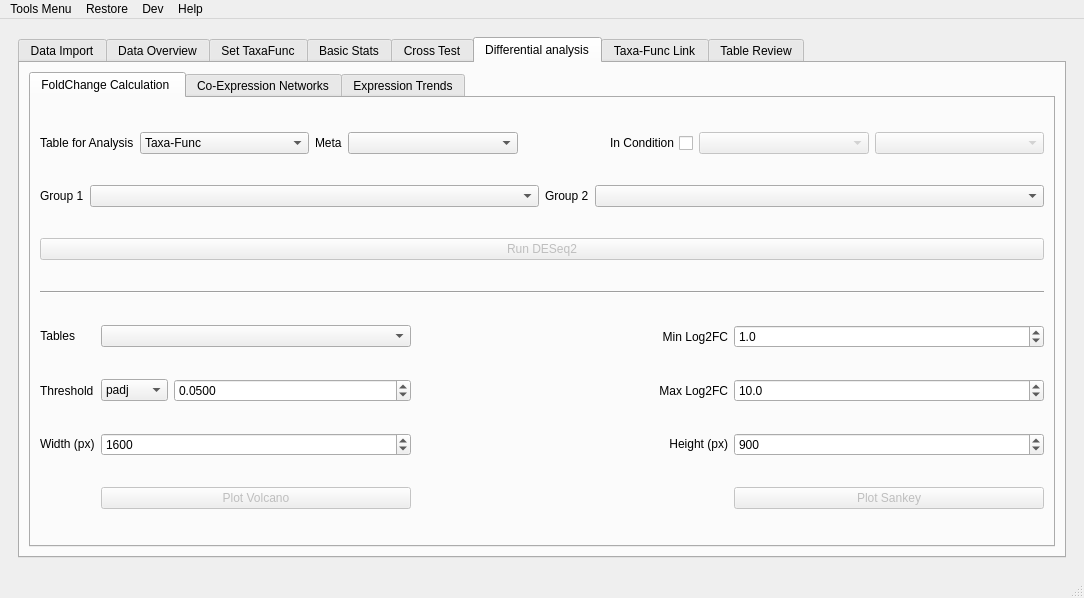
First picture: the form in utils/MetaX_GUI/MainWindow.ui, repository byemaxx/MetaX, before the edit.
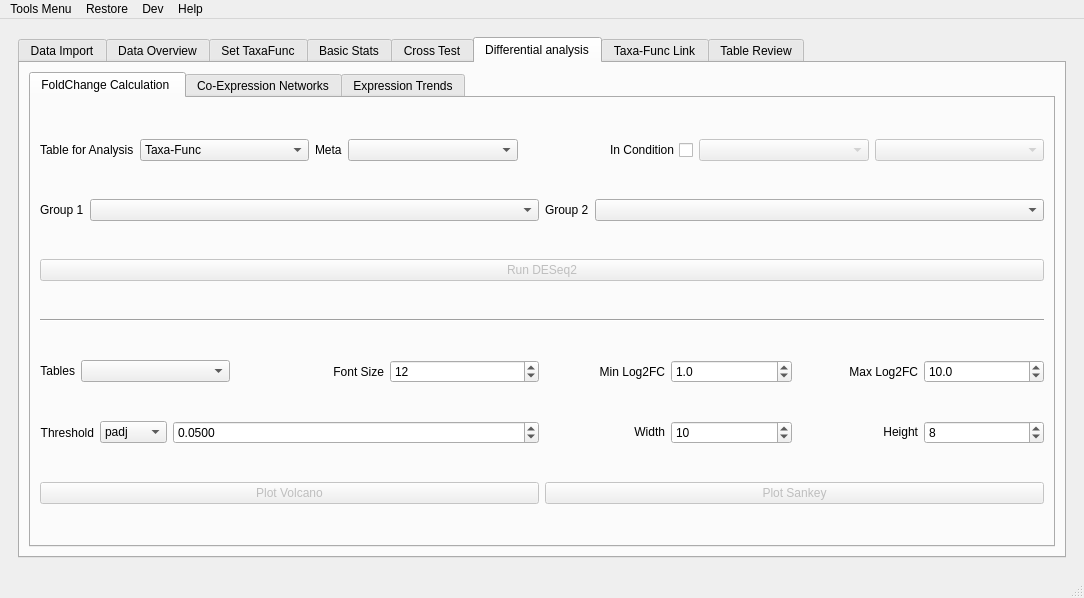
Second picture: the form after the edit. The open tabs and pages were chosen to show the change.

Commit message: - New: Add font size option for the plot of the deseq2 result. - Change: Integrated size of pyecharts plots and seaborn plots as screen resolution divided by 120 - New: Add the cookbook for MetaX

Diff of the .ui file:
```diff
--- a/utils/MetaX_GUI/MainWindow.ui
+++ b/utils/MetaX_GUI/MainWindow.ui
@@ -4112,6 +4112,8 @@
                </attribute>
                <layout class="QGridLayout" name="gridLayout_16">
                 <item row="11" column="0">
+                 <layout class="QHBoxLayout" name="horizontalLayout_63">
+                  <item>
                  <widget class="QLabel" name="label_64">
                   <property name="sizePolicy">
                    <sizepolicy hsizetype="Fixed" vsizetype="Fixed">
@@ -4127,7 +4129,94 @@
                   </property>
                  </widget>
                 </item>
-                <item row="15" column="1">
+                  <item>
+                   <widget class="QComboBox" name="comboBox_deseq2_tables"/>
+                  </item>
+                  <item>
+                   <widget class="QLabel" name="label_156">
+                    <property name="text">
+                     <string>Font Size</string>
+                    </property>
+                    <property name="alignment">
+                     <set>Qt::AlignRight|Qt::AlignTrailing|Qt::AlignVCenter</set>
+                    </property>
+                   </widget>
+                  </item>
+                  <item>
+                   <widget class="QSpinBox" name="spinBox_seqeq2_font_size">
+                    <property name="minimum">
+                     <number>1</number>
+                    </property>
+                    <property name="value">
+                     <number>12</number>
+                    </property>
+                   </widget>
+                  </item>
+                 </layout>
+                </item>
+                <item row="12" column="0">
+                 <layout class="QHBoxLayout" name="horizontalLayout_48">
+                  <item>
+                   <widget class="QLabel" name="label_14">
+                    <property name="sizePolicy">
+                     <sizepolicy hsizetype="Maximum" vsizetype="Preferred">
+                      <horstretch>0</horstretch>
+                      <verstretch>0</verstretch>
+                     </sizepolicy>
+                    </property>
+                    <property name="text">
+                     <string>Threshold</string>
+                    </property>
+                    <property name="alignment">
+                     <set>Qt::AlignRight|Qt::AlignTrailing|Qt::AlignVCenter</set>
+                    </property>
+                   </widget>
+                  </item>
+                  <item>
+                   <widget class="QComboBox" name="comboBox_deseq2_p_type">
+                    <property name="sizePolicy">
+                     <sizepolicy hsizetype="Maximum" vsizetype="Fixed">
+                      <horstretch>0</horstretch>
+                      <verstretch>0</verstretch>
+                     </sizepolicy>
+                    </property>
+                    <item>
+                     <property name="text">
+                      <string>padj</string>
+                     </property>
+                    </item>
+                    <item>
+                     <property name="text">
+                      <string>pvalue</string>
+                     </property>
+                    </item>
+                   </widget>
+                  </item>
+                  <item>
+                   <widget class="QDoubleSpinBox" name="doubleSpinBox_deseq2_pvalue">
+                    <property name="sizePolicy">
+                     <sizepolicy hsizetype="Preferred" vsizetype="Fixed">
+                      <horstretch>0</horstretch>
+                      <verstretch>0</verstretch>
+                     </sizepolicy>
+                    </property>
+                    <property name="decimals">
+                     <number>4</number>
+                    </property>
+                    <property name="maximum">
+                     <double>1.000000000000000</double>
+                    </property>
+                    <property name="singleStep">
+                     <double>0.010000000000000</double>
+                    </property>
+                    <property name="value">
+                     <double>0.050000000000000</double>
+                    </property>
+                   </widget>
+                  </item>
+                 </layout>
+                </item>
+                <item row="13" column="0">
                  <widget class="QPushButton" name="pushButton_deseq2_plot_vocano">
                   <property name="enabled">
                    <bool>false</bool>
@@ -4143,46 +4232,16 @@
                   </property>
                  </widget>
                 </item>
-                <item row="14" column="0">
-                 <widget class="QLabel" name="label_16">
-                  <property name="sizePolicy">
-                   <sizepolicy hsizetype="Fixed" vsizetype="Fixed">
-                    <horstretch>0</horstretch>
-                    <verstretch>0</verstretch>
-                   </sizepolicy>
-                  </property>
-                  <property name="text">
-                   <string>Width (px)</string>
-                  </property>
-                  <property name="alignment">
-                   <set>Qt::AlignLeading|Qt::AlignLeft|Qt::AlignVCenter</set>
-                  </property>
-                 </widget>
-                </item>
-                <item row="14" column="3">
-                 <widget class="QSpinBox" name="spinBox_fc_plot_height">
-                  <property name="sizePolicy">
-                   <sizepolicy hsizetype="Preferred" vsizetype="Fixed">
-                    <horstretch>0</horstretch>
-                    <verstretch>0</verstretch>
-                   </sizepolicy>
-                  </property>
-                  <property name="minimum">
-                   <number>100</number>
-                  </property>
-                  <property name="maximum">
-                   <number>100000</number>
-                  </property>
-                  <property name="singleStep">
-                   <number>50</number>
-                  </property>
-                  <property name="value">
-                   <number>900</number>
-                  </property>
-                 </widget>
-                </item>
-                <item row="11" column="2">
+                <item row="11" column="1">
+                 <layout class="QHBoxLayout" name="horizontalLayout_61">
+                  <item>
                  <widget class="QLabel" name="label_71">
+                    <property name="sizePolicy">
+                     <sizepolicy hsizetype="Preferred" vsizetype="Preferred">
+                      <horstretch>0</horstretch>
+                      <verstretch>0</verstretch>
+                     </sizepolicy>
+                    </property>
                   <property name="text">
                    <string>Min Log2FC</string>
                   </property>
@@ -4191,7 +4250,7 @@
                   </property>
                  </widget>
                 </item>
-                <item row="11" column="3">
+                  <item>
                  <widget class="QDoubleSpinBox" name="doubleSpinBox_deseq2_log2fc_min">
                   <property name="sizePolicy">
                    <sizepolicy hsizetype="Preferred" vsizetype="Fixed">
@@ -4207,23 +4266,23 @@
                   </property>
                  </widget>
                 </item>
-                <item row="15" column="3">
-                 <widget class="QPushButton" name="pushButton_deseq2_plot_sankey">
-                  <property name="enabled">
-                   <bool>false</bool>
-                  </property>
+                  <item>
+                   <widget class="QLabel" name="label_63">
                   <property name="sizePolicy">
-                   <sizepolicy hsizetype="Preferred" vsizetype="Minimum">
+                     <sizepolicy hsizetype="Preferred" vsizetype="Preferred">
                     <horstretch>0</horstretch>
                     <verstretch>0</verstretch>
                    </sizepolicy>
                   </property>
                   <property name="text">
-                   <string>Plot Sankey</string>
+                     <string>Max Log2FC</string>
+                    </property>
+                    <property name="alignment">
+                     <set>Qt::AlignRight|Qt::AlignTrailing|Qt::AlignVCenter</set>
                   </property>
                  </widget>
                 </item>
-                <item row="13" column="3">
+                  <item>
                  <widget class="QDoubleSpinBox" name="doubleSpinBox_deseq2_log2fc_max">
                   <property name="sizePolicy">
                    <sizepolicy hsizetype="Preferred" vsizetype="Fixed">
@@ -4239,30 +4298,46 @@
                   </property>
                  </widget>
                 </item>
-                <item row="7" column="0" colspan="4">
-                 <widget class="Line" name="line">
-                  <property name="orientation">
-                   <enum>Qt::Horizontal</enum>
+                 </layout>
+                </item>
+                <item row="12" column="1">
+                 <layout class="QHBoxLayout" name="horizontalLayout_62">
+                  <item>
+                   <widget class="QLabel" name="label_16">
+                    <property name="sizePolicy">
+                     <sizepolicy hsizetype="Preferred" vsizetype="Fixed">
+                      <horstretch>0</horstretch>
+                      <verstretch>0</verstretch>
+                     </sizepolicy>
+                    </property>
+                    <property name="layoutDirection">
+                     <enum>Qt::LeftToRight</enum>
+                    </property>
+                    <property name="text">
+                     <string>Width</string>
+                    </property>
+                    <property name="alignment">
+                     <set>Qt::AlignRight|Qt::AlignTrailing|Qt::AlignVCenter</set>
                   </property>
                  </widget>
                 </item>
-                <item row="14" column="1">
+                  <item>
                  <widget class="QSpinBox" name="spinBox_fc_plot_width">
                   <property name="minimum">
-                   <number>100</number>
+                     <number>1</number>
                   </property>
                   <property name="maximum">
-                   <number>100000</number>
+                     <number>99</number>
                   </property>
                   <property name="singleStep">
                    <number>50</number>
                   </property>
                   <property name="value">
-                   <number>1600</number>
+                     <number>10</number>
                   </property>
                  </widget>
                 </item>
-                <item row="14" column="2">
+                  <item>
                  <widget class="QLabel" name="label_17">
                   <property name="sizePolicy">
                    <sizepolicy hsizetype="Preferred" vsizetype="Fixed">
@@ -4271,30 +4346,54 @@
                    </sizepolicy>
                   </property>
                   <property name="text">
-                   <string>Height (px)</string>
+                     <string>Height</string>
                   </property>
                   <property name="alignment">
                    <set>Qt::AlignRight|Qt::AlignTrailing|Qt::AlignVCenter</set>
                   </property>
                  </widget>
                 </item>
-                <item row="13" column="2">
-                 <widget class="QLabel" name="label_63">
+                  <item>
+                   <widget class="QSpinBox" name="spinBox_fc_plot_height">
                   <property name="sizePolicy">
-                   <sizepolicy hsizetype="Preferred" vsizetype="Preferred">
+                     <sizepolicy hsizetype="Preferred" vsizetype="Fixed">
+                      <horstretch>0</horstretch>
+                      <verstretch>0</verstretch>
+                     </sizepolicy>
+                    </property>
+                    <property name="minimum">
+                     <number>1</number>
+                    </property>
+                    <property name="maximum">
+                     <number>99</number>
+                    </property>
+                    <property name="singleStep">
+                     <number>1</number>
+                    </property>
+                    <property name="value">
+                     <number>8</number>
+                    </property>
+                   </widget>
+                  </item>
+                 </layout>
+                </item>
+                <item row="13" column="1">
+                 <widget class="QPushButton" name="pushButton_deseq2_plot_sankey">
+                  <property name="enabled">
+                   <bool>false</bool>
+                  </property>
+                  <property name="sizePolicy">
+                   <sizepolicy hsizetype="Preferred" vsizetype="Minimum">
                     <horstretch>0</horstretch>
                     <verstretch>0</verstretch>
                    </sizepolicy>
                   </property>
                   <property name="text">
-                   <string>Max Log2FC</string>
-                  </property>
-                  <property name="alignment">
-                   <set>Qt::AlignRight|Qt::AlignTrailing|Qt::AlignVCenter</set>
+                   <string>Plot Sankey</string>
                   </property>
                  </widget>
                 </item>
-                <item row="1" column="0" colspan="4">
+                <item row="1" column="0" colspan="2">
                  <layout class="QHBoxLayout" name="horizontalLayout_22">
                   <item>
                    <widget class="QLabel" name="label_2">
@@ -4337,7 +4436,42 @@
                   </item>
                  </layout>
                 </item>
-                <item row="0" column="0" colspan="4">
+                <item row="4" column="0" colspan="2">
+                 <widget class="QPushButton" name="pushButton_deseq2">
+                  <property name="enabled">
+                   <bool>false</bool>
+                  </property>
+                  <property name="sizePolicy">
+                   <sizepolicy hsizetype="Preferred" vsizetype="Fixed">
+                    <horstretch>0</horstretch>
+                    <verstretch>0</verstretch>
+                   </sizepolicy>
+                  </property>
+                  <property name="minimumSize">
+                   <size>
+                    <width>33</width>
+                    <height>0</height>
+                   </size>
+                  </property>
+                  <property name="maximumSize">
+                   <size>
+                    <width>16777215</width>
+                    <height>16777215</height>
+                   </size>
+                  </property>
+                  <property name="text">
+                   <string>Run DESeq2</string>
+                  </property>
+                 </widget>
+                </item>
+                <item row="7" column="0" colspan="2">
+                 <widget class="Line" name="line">
+                  <property name="orientation">
+                   <enum>Qt::Horizontal</enum>
+                  </property>
+                 </widget>
+                </item>
+                <item row="0" column="0" colspan="2">
                  <layout class="QHBoxLayout" name="horizontalLayout_40">
                   <item>
                    <widget class="QLabel" name="label_4">
@@ -4407,6 +4541,12 @@
                   </item>
                   <item>
                    <widget class="QCheckBox" name="checkBox_deseq2_comparing_in_condition">
+                    <property name="sizePolicy">
+                     <sizepolicy hsizetype="Minimum" vsizetype="Fixed">
+                      <horstretch>0</horstretch>
+                      <verstretch>0</verstretch>
+                     </sizepolicy>
+                    </property>
                     <property name="layoutDirection">
                      <enum>Qt::RightToLeft</enum>
                     </property>
@@ -4431,90 +4571,6 @@
                   </item>
                  </layout>
                 </item>
-                <item row="4" column="0" colspan="4">
-                 <widget class="QPushButton" name="pushButton_deseq2">
-                  <property name="enabled">
-                   <bool>false</bool>
-                  </property>
-                  <property name="sizePolicy">
-                   <sizepolicy hsizetype="Preferred" vsizetype="Fixed">
-                    <horstretch>0</horstretch>
-                    <verstretch>0</verstretch>
-                   </sizepolicy>
-                  </property>
-                  <property name="minimumSize">
-                   <size>
-                    <width>33</width>
-                    <height>0</height>
-                   </size>
-                  </property>
-                  <property name="maximumSize">
-                   <size>
-                    <width>16777215</width>
-                    <height>16777215</height>
-                   </size>
-                  </property>
-                  <property name="text">
-                   <string>Run DESeq2</string>
-                  </property>
-                 </widget>
-                </item>
-                <item row="13" column="1">
-                 <layout class="QHBoxLayout" name="horizontalLayout_48">
-                  <item>
-                   <widget class="QComboBox" name="comboBox_deseq2_p_type">
-                    <property name="sizePolicy">
-                     <sizepolicy hsizetype="Maximum" vsizetype="Fixed">
-                      <horstretch>0</horstretch>
-                      <verstretch>0</verstretch>
-                     </sizepolicy>
-                    </property>
-                    <item>
-                     <property name="text">
-                      <string>padj</string>
-                     </property>
-                    </item>
-                    <item>
-                     <property name="text">
-                      <string>pvalue</string>
-                     </property>
-                    </item>
-                   </widget>
-                  </item>
-                  <item>
-                   <widget class="QDoubleSpinBox" name="doubleSpinBox_deseq2_pvalue">
-                    <property name="sizePolicy">
-                     <sizepolicy hsizetype="Preferred" vsizetype="Fixed">
-                      <horstretch>0</horstretch>
-                      <verstretch>0</verstretch>
-                     </sizepolicy>
-                    </property>
-                    <property name="decimals">
-                     <number>4</number>
-                    </property>
-                    <property name="maximum">
-                     <double>1.000000000000000</double>
-                    </property>
-                    <property name="singleStep">
-                     <double>0.010000000000000</double>
-                    </property>
-                    <property name="value">
-                     <double>0.050000000000000</double>
-                    </property>
-                   </widget>
-                  </item>
-                 </layout>
-                </item>
-                <item row="13" column="0">
-                 <widget class="QLabel" name="label_14">
-                  <property name="text">
-                   <string>Threshold</string>
-                  </property>
-                 </widget>
-                </item>
-                <item row="11" column="1">
-                 <widget class="QComboBox" name="comboBox_deseq2_tables"/>
-                </item>
                </layout>
               </widget>
               <widget class="QWidget" name="tab_5">
```
Left out of the diff: 44 changed lines with no effect on the pictures. Lines whose indentation alone changed are shown as unchanged. The commit also changes 96 other files.
